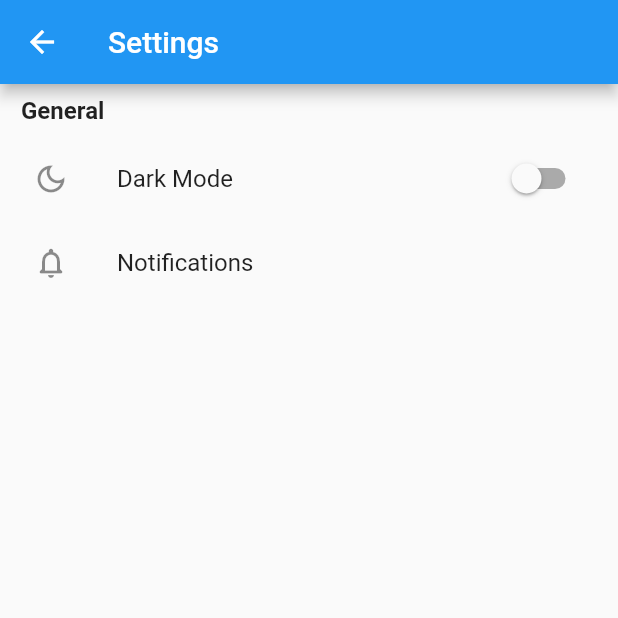
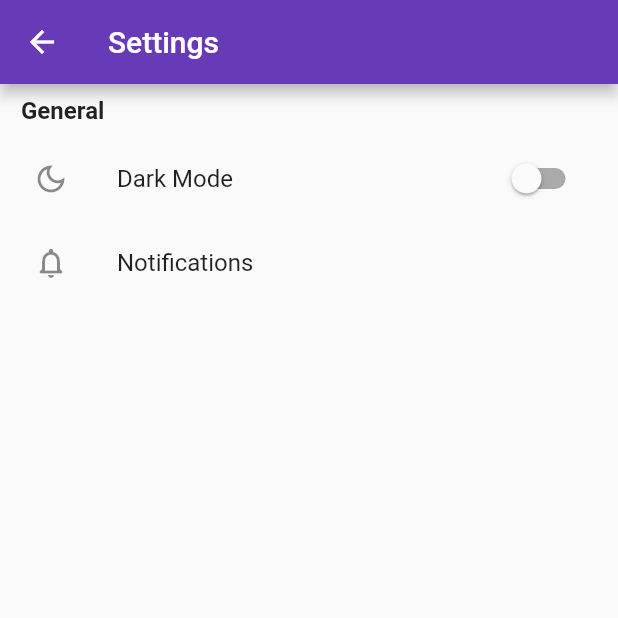
Before and after one commit to popcorn9499/TransitApp, a Flutter app: the SettingsMenu screen opened directly, on a phone screen of 412 x 824 dp, the top half of it. Run offline on Flutter 3.47's test engine with Material 2 defaults, Android fonts, the phone set to English and light mode, and no system bars; our stand-ins replace geolocator, shared_preferences, sprintf; accounts and stored records are empty.

Commit message:
made the settings ui use the correct theme

```diff
--- a/lib/widgets/menus/settings_menu.dart
+++ b/lib/widgets/menus/settings_menu.dart
@@ -37,9 +37,7 @@ class SettingsMenuState extends State<SettingsMenu> {
 
   @override
   Widget build(BuildContext context) {
-    return Theme(
-      data: darkMode ? ThemeData.dark() : ThemeData.light(),
-      child: Scaffold(
+    return Scaffold(
         appBar: AppBar(
           title: const Text("Settings"),
         ),
@@ -72,8 +70,7 @@ class SettingsMenuState extends State<SettingsMenu> {
             ),
           ),
         ),
-      ),
-    );
+      );
   }
 }
 
```
